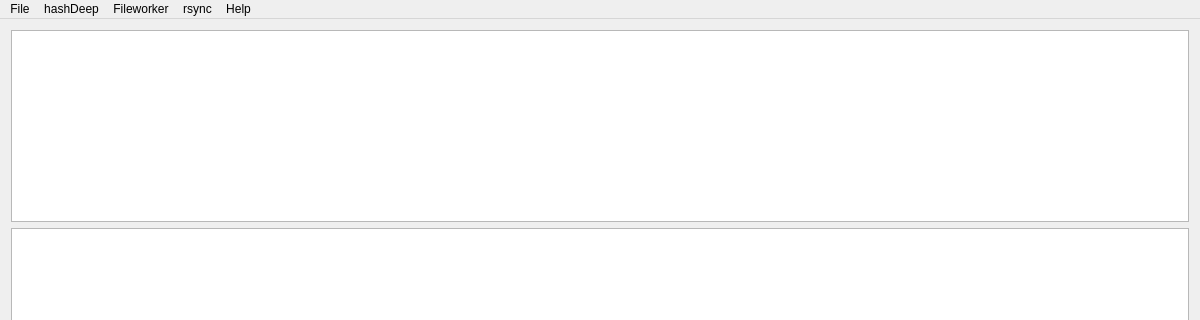
First picture: the form in src/mainwindow.ui, repository untergasser/filecalibur, before the edit; both pictures show x 0 to 1200 and y 0 to 320 of the 1200 by 800 pixel window.
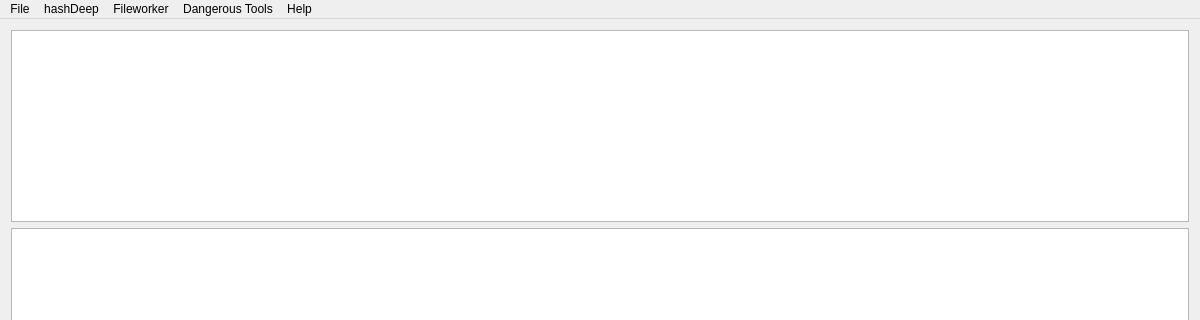
Second picture: the form after the edit.

Patch:
```diff
--- a/src/mainwindow.ui
+++ b/src/mainwindow.ui
@@ -64,7 +64,7 @@
    </widget>
    <widget class="QMenu" name="menuRsync">
     <property name="title">
-     <string>rsync</string>
+     <string>Dangerous Tools</string>
     </property>
     <addaction name="actionSync_Directories"/>
    </widget>
```
Left out of the diff: 41 changed lines with no effect on the pictures.
